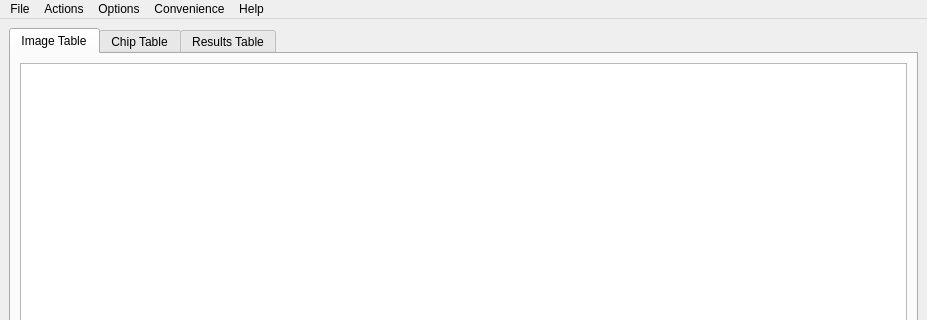
Above: hotspotter/front/MainSkel.ui from Erotemic/hotspotter before the change; both pictures show x 0 to 927 and y 0 to 320 of the 927 by 573 pixel window. Below: the same form after it.
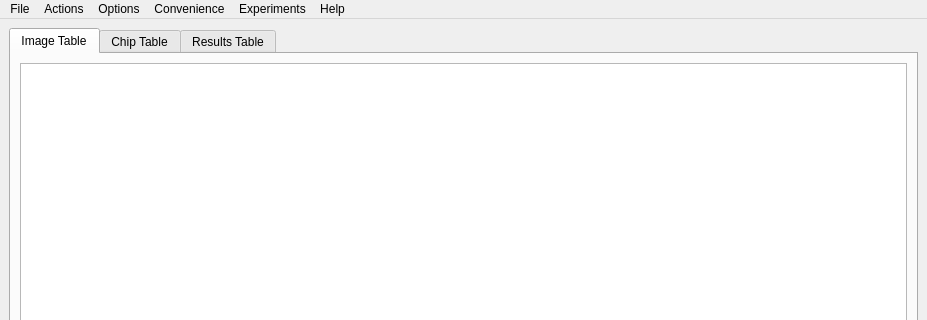
That is the form after the change.

Commit message: Cleaned up experiment code a bit and got ready to put them into the gui

```diff
--- a/hotspotter/front/MainSkel.ui
+++ b/hotspotter/front/MainSkel.ui
@@ -246,10 +246,18 @@
     <addaction name="separator"/>
     <addaction name="actionNext"/>
    </widget>
+   <widget class="QMenu" name="menuExperiments">
+    <property name="title">
+     <string>Experiments</string>
+    </property>
+    <addaction name="actionMatching_Experiment"/>
+    <addaction name="actionName_Consistency_Experiment"/>
+   </widget>
    <addaction name="menuFile"/>
    <addaction name="menuActions"/>
    <addaction name="menuOptions"/>
    <addaction name="menuView"/>
+   <addaction name="menuExperiments"/>
    <addaction name="menuHelp"/>
   </widget>
   <action name="actionOpen_Database">
```
Left out of the diff: 10 changed lines with no effect on the pictures. The commit also changes 7 other files.
